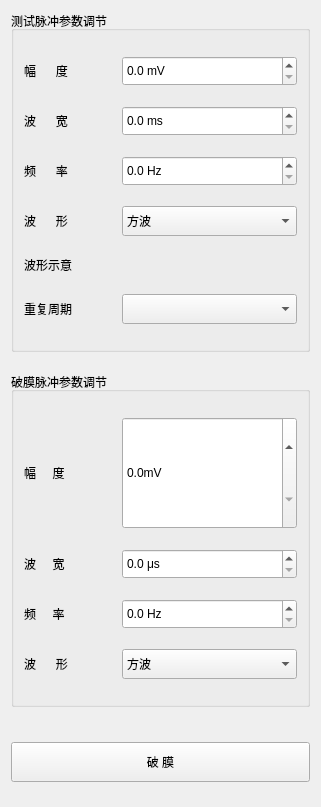
Above: src/ControlStiParamPlugin/ControlStiParam/CStimualteWnd.ui from IPX-192/controlStiParam before the change. Below: the same form after it.
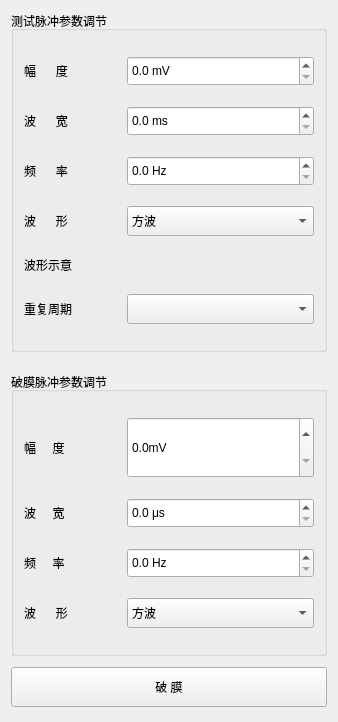
That is the form after the change. Icons and pictures are not drawn.

```diff
--- a/src/ControlStiParamPlugin/ControlStiParam/CStimualteWnd.ui
+++ b/src/ControlStiParamPlugin/ControlStiParam/CStimualteWnd.ui
@@ -6,14 +6,14 @@
    <rect>
     <x>0</x>
     <y>0</y>
-    <width>321</width>
-    <height>807</height>
+    <width>338</width>
+    <height>722</height>
    </rect>
   </property>
   <property name="maximumSize">
    <size>
     <width>16777215</width>
-    <height>852</height>
+    <height>16777215</height>
    </size>
   </property>
   <property name="windowTitle">
@@ -21,10 +21,10 @@
   </property>
   <layout class="QGridLayout" name="gridLayout_3">
    <property name="bottomMargin">
-    <number>30</number>
+    <number>20</number>
    </property>
    <property name="verticalSpacing">
-    <number>30</number>
+    <number>6</number>
    </property>
    <item row="0" column="0">
     <layout class="QVBoxLayout" name="verticalLayout">
```
